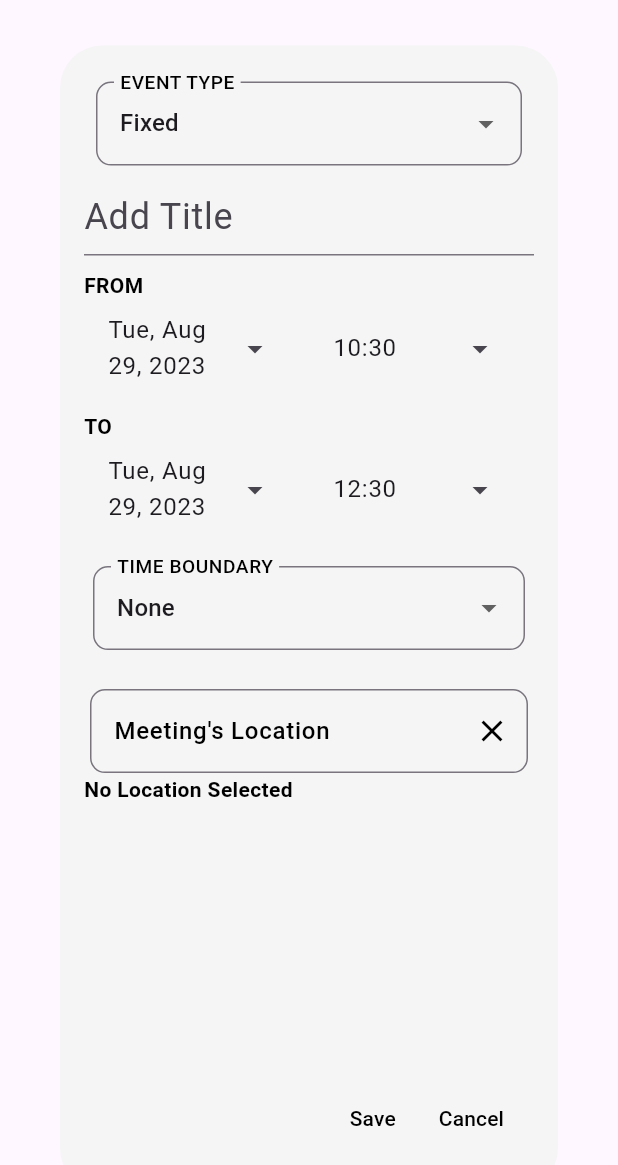
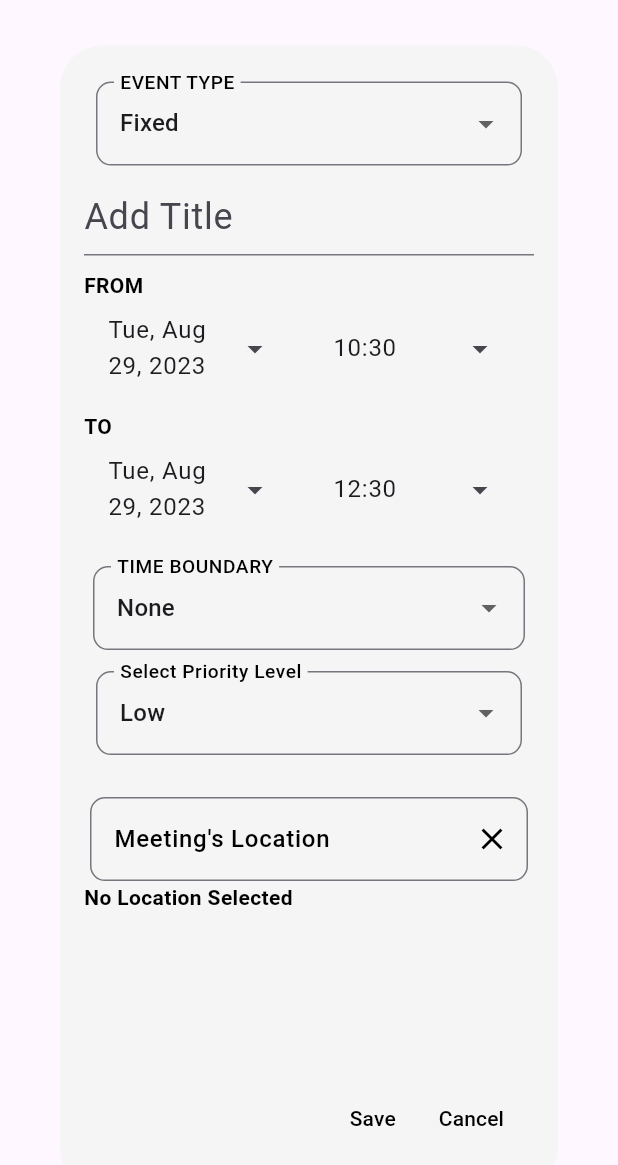
Before and after one commit to COS301-SE-2023/Koja, a Flutter app: the EventEditing widget shown alone on an empty page, opened directly, on a phone screen of 412 x 824 dp. Shown: the top 1165 px of the screen. Run offline on Flutter 3.47's test engine with Material 2 defaults, Android fonts, the phone set to English and light mode, and no system bars; our stand-ins replace animated_splash_screen, flutter_dotenv, flutter_slidable, geolocator, google_fonts, icons_plus and 4 more; missing offline and left inert: fl_location, flutter_web_auth_2, syncfusion_flutter_core; Roboto replaces fonts that are missing (Railway); project files that could hold a hidden picture were left out.

Commit message:
add priority selection box

```diff
--- a/client/lib/widgets/event_editing_widget.dart
+++ b/client/lib/widgets/event_editing_widget.dart
@@ -201,7 +201,7 @@ class EventEditingState extends State<EventEditing> {
                 const SizedBox(height: 8),
                 ChooseCategory(onCategorySelected: updateCategory),
                 //if (selectedEventType == 'Dynamic')
-                //ChoosePriority(onPrioritySelected: updatePriority),
+                ChoosePriority(onPrioritySelected: updatePriority),
                 // ChooseColor(onColorSelected: updateColor),
                 //ChooseRecurrence(onRecurrenceSelected: updateRecurrence),
                 location(),
```
